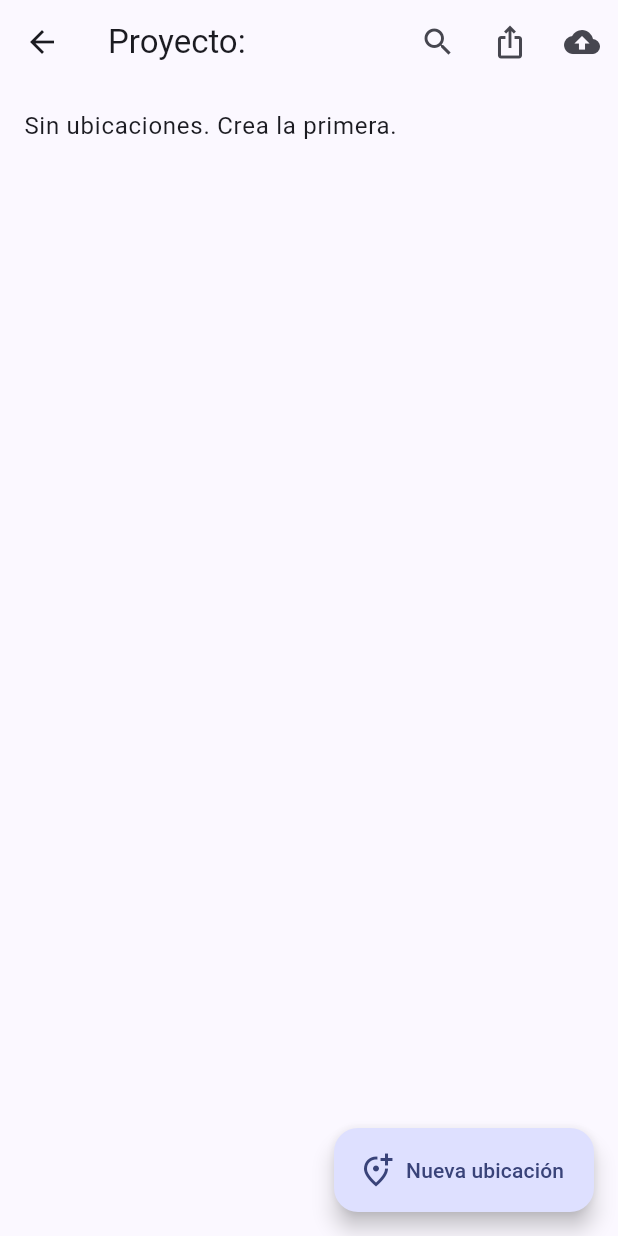
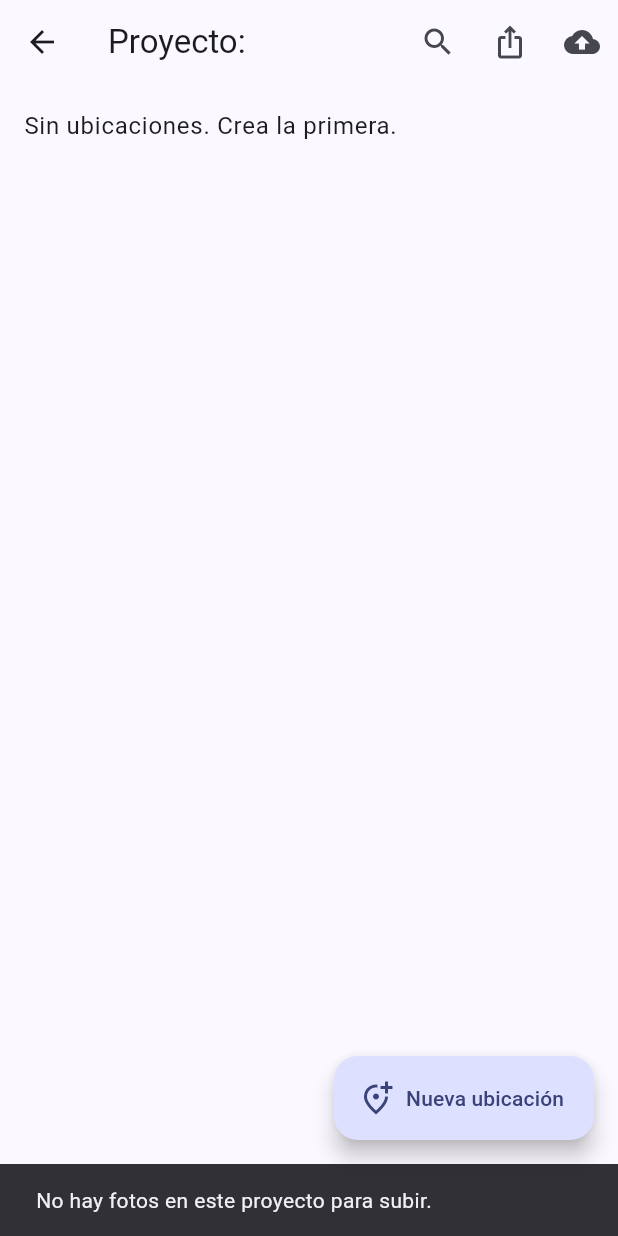
Before and after one commit to ztaydwn/inspectw_camera, a Flutter app: the ProjectScreen screen opened directly with empty values, after a tap on the "cloud upload" icon, on a phone screen of 412 x 824 dp. Run offline on Flutter 3.47's test engine with Material 3 defaults, Android fonts, the light colour scheme and no system bars; our stand-ins replace camera, device_info_plus, diacritic, permission_handler, speech_to_text; missing offline and left inert: media_store_plus.

Commit message:
CAMARA3.35(TAMAÑO DE ARCHIVOS)

```diff
--- a/lib/screens/project_screen.dart
+++ b/lib/screens/project_screen.dart
@@ -3,6 +3,7 @@ import 'dart:io';
 import 'package:device_info_plus/device_info_plus.dart';
 import 'package:flutter/foundation.dart';
 import 'package:flutter/material.dart';
+import 'package:flutter/services.dart';
 import 'package:intl/intl.dart';
 import 'package:provider/provider.dart';
 import 'package:media_store_plus/media_store_plus.dart';
@@ -18,6 +19,27 @@ import 'camera_screen.dart';
 import '../constants.dart';
 import 'search_explorer_screen.dart';
 
+/// Isolate function to find all existing photo files for a project.
+Future<List<String>> _resolveFilePathsIsolate(Map<String, dynamic> args) async {
+  final token = args['token'] as RootIsolateToken;
+  final photos = args['photos'] as List<PhotoEntry>;
+
+  // Initialize platform channel communication for this isolate.
+  BackgroundIsolateBinaryMessenger.ensureInitialized(token);
+
+  final storage = StorageService();
+  // StorageService uses a singleton pattern, init() is safe to call.
+  await storage.init();
+  final paths = <String>[];
+  for (final photo in photos) {
+    final f = await storage.dcimFileFromRelativePath(photo.relativePath);
+    if (f != null && await f.exists()) {
+      paths.add(f.path);
+    }
+  }
+  return paths;
+}
+
 class ProjectScreen extends StatefulWidget {
   final String project;
   const ProjectScreen({super.key, required this.project});
@@ -30,6 +52,7 @@ class _ProjectScreenState extends State<ProjectScreen> {
   late final StorageService storage;
   late final MetadataService meta;
   bool _isExporting = false;
+  bool _isUploading = false;
 
   @override
   void didChangeDependencies() {
@@ -200,18 +223,46 @@ class _ProjectScreenState extends State<ProjectScreen> {
   }
 
   Future<void> _uploadToDrive() async {
+    setState(() => _isUploading = true);
+    try {
+      debugPrint('📤 Iniciando subida al Drive...');
       final project = widget.project;
-    final baseDir = Directory('/storage/emulated/0/InspectW/$project');
 
-    final imageFiles = <File>[];
-    await for (var entity
-        in baseDir.list(recursive: true, followLinks: false)) {
-      if (entity is File && entity.path.toLowerCase().endsWith('.jpg')) {
-        imageFiles.add(entity);
+      // 1. Get photo metadata
+      final allPhotos = await meta.listPhotos(project);
+      if (allPhotos.isEmpty) {
+        if (mounted) {
+          ScaffoldMessenger.of(context).showSnackBar(const SnackBar(
+              content: Text('No hay fotos en este proyecto para subir.')));
         }
+        return;
       }
 
-    final jsonFile = File('${baseDir.path}/metadata.json');
+      // 2. Resolve photo file paths in a separate isolate to avoid UI jank
+      final token = RootIsolateToken.instance;
+      if (token == null) {
+        debugPrint('Could not get RootIsolateToken');
+        if (mounted) {
+          ScaffoldMessenger.of(context).showSnackBar(const SnackBar(
+              content: Text('Error interno al iniciar subida.')));
+        }
+        return;
+      }
+
+      final imagePaths = await compute(
+          _resolveFilePathsIsolate, {'token': token, 'photos': allPhotos});
+      final imageFiles = imagePaths.map((path) => File(path)).toList();
+
+      if (imageFiles.isEmpty) {
+        if (mounted) {
+          ScaffoldMessenger.of(context).showSnackBar(const SnackBar(
+              content: Text('No se encontraron los archivos de las fotos.')));
+        }
+        return;
+      }
+
+      // 3. Get metadata.json file
+      final jsonFile = storage.metadataFile(project);
       if (!await jsonFile.exists()) {
         if (mounted) {
           ScaffoldMessenger.of(context).showSnackBar(
@@ -220,13 +271,26 @@ class _ProjectScreenState extends State<ProjectScreen> {
         }
         return;
       }
+
       if (!mounted) return;
+
       await uploadFilesToBackend(
         imageFiles: imageFiles,
         jsonFile: jsonFile,
         projectName: project,
         context: context,
       );
+    } catch (e, s) {
+      debugPrint('Error en _uploadToDrive: $e\n$s');
+      if (mounted) {
+        ScaffoldMessenger.of(context)
+            .showSnackBar(SnackBar(content: Text('Error: $e')));
+      }
+    } finally {
+      if (mounted) {
+        setState(() => _isUploading = false);
+      }
+    }
   }
 
   @override
@@ -258,6 +322,16 @@ class _ProjectScreenState extends State<ProjectScreen> {
                 )
               : IconButton(
                   onPressed: _exportProject, icon: const Icon(Icons.ios_share)),
+          if (_isUploading)
+            const Padding(
+              padding: EdgeInsets.only(right: 16.0),
+              child: Center(
+                  child: SizedBox(
+                      width: 24,
+                      height: 24,
+                      child: CircularProgressIndicator(strokeWidth: 3))),
+            )
+          else
             IconButton(
               icon: const Icon(Icons.cloud_upload),
               onPressed: _uploadToDrive,
```
Also changed, not shown: lib/services/isolate_helpers.dart (+33 -37 lines), lib/services/upload_service.dart (+18 -7 lines). Lines whose indentation alone changed are shown as unchanged.
